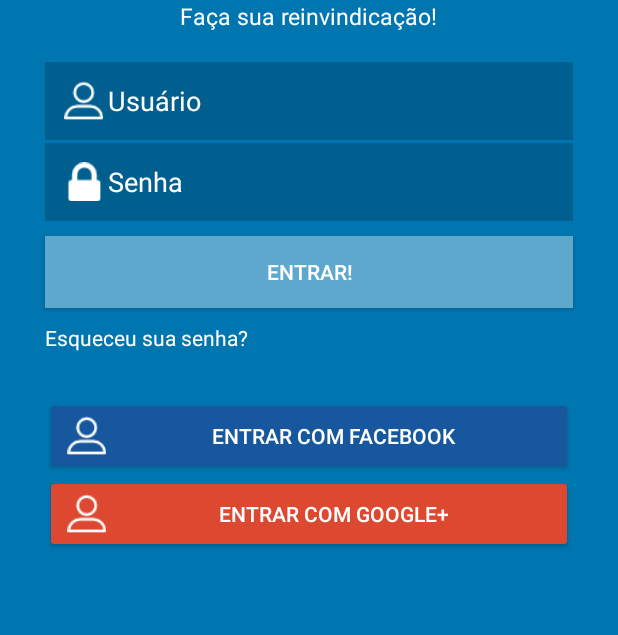
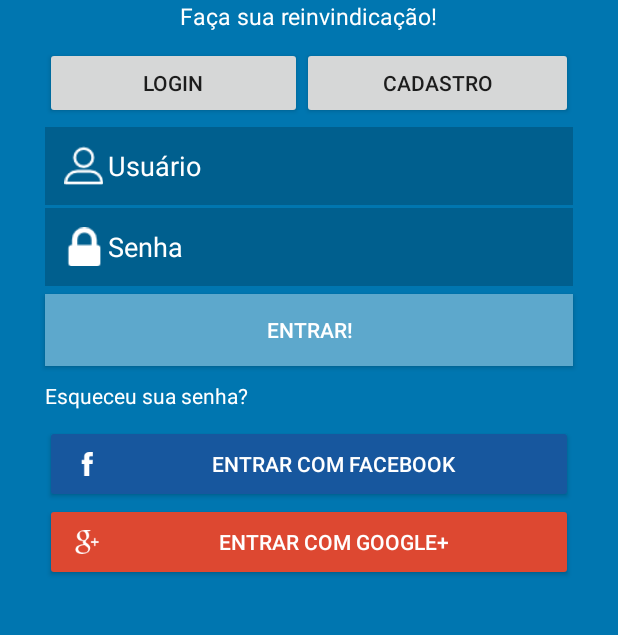
Before and after one commit to alberton95/InfraAPP, an Android app: the LoginActivity screen opened directly, with no data from a screen before it, on a phone screen of 412 x 824 dp, the part 237-872 px from its top. Run offline under Robolectric (Android 15) with nearby library versions, the phone set to English and light mode, and no system bars.

Commit message:
v3
Imagens alteradas para melhorar o desempenho, e mudanças na tela de Login.

```diff
--- a/app/src/main/res/layout/activity_login.xml
+++ b/app/src/main/res/layout/activity_login.xml
@@ -49,6 +49,36 @@
 
             </LinearLayout>
 
+            <TableLayout
+                android:id="@+id/tableLayout1"
+                android:layout_width="fill_parent"
+                android:layout_height="wrap_content"
+                android:layout_marginTop="10dp"
+                android:stretchColumns="0,1">
+
+                <TableRow
+                    android:id="@+id/tableRow1"
+                    android:layout_width="match_parent"
+                    android:layout_height="wrap_content">
+
+                    <Button
+                        android:layout_marginLeft="30dp"
+                        android:text="@string/btLoguin"
+                        android:id="@+id/textView1"
+                        android:layout_column="0">
+                    </Button>
+
+                    <Button
+                        android:text="@string/btCadastro"
+                        android:layout_marginRight="30dp"
+                        android:id="@+id/textView2"
+                        android:layout_column="1">
+                    </Button>
+
+                </TableRow>
+
+            </TableLayout>
+
             <LinearLayout
                 android:layout_width="match_parent"
                 android:layout_height="wrap_content"
@@ -63,7 +93,7 @@
                     android:layout_width="match_parent"
                     android:layout_height="wrap_content"
                     android:layout_gravity="center"
-                    android:layout_marginTop="20dp"
+                    android:layout_marginTop="5dp"
                     android:textColor="@color/textUsuario"
                     android:hint="@string/tvUsuario"
                     android:textColorHint="@color/textUsuario"
@@ -93,7 +123,7 @@
                     android:layout_height="wrap_content"
                     android:id="@+id/btEnviar"
                     android:text="@string/btEnviar"
-                    android:layout_marginTop="10dp"
+                    android:layout_marginTop="5dp"
                     android:layout_marginLeft="30dp"
                     android:background="@color/btEnviar"
                     android:textColor="@color/btTextEnviar"
@@ -102,7 +132,7 @@
                 <LinearLayout
                     android:layout_width="match_parent"
                     android:layout_height="wrap_content"
-                    android:orientation="vertical">
+                    android:orientation="horizontal">
                     <TextView
                         android:layout_marginTop="10dp"
                         android:layout_marginLeft="30dp"
@@ -119,22 +149,21 @@
                     android:orientation="vertical">
 
                     <Button
-                        android:drawableStart="@drawable/ic_profile"
-                        android:drawableLeft="@drawable/ic_profile"
+                        android:drawableStart="@drawable/ic_facebook_letter_logo"
+                        android:drawableLeft="@drawable/ic_facebook_letter_logo"
                         android:id="@+id/btFacebook"
                         android:layout_width="match_parent"
                         android:layout_height="wrap_content"
                         android:layout_marginLeft="30dp"
                         android:layout_marginRight="30dp"
-                        android:layout_marginTop="30dp"
-                        android:onClick="loginFacebook"
+                        android:layout_marginTop="10dp"
                         android:text="@string/btLoginFacebook"
                         android:backgroundTint="@color/btFacebook"
                         android:textColor="@color/btTextEnviar" />
 
                     <Button
-                        android:drawableStart="@drawable/ic_profile"
-                        android:drawableLeft="@drawable/ic_profile"
+                        android:drawableStart="@drawable/ic_google_plus_logo"
+                        android:drawableLeft="@drawable/ic_google_plus_logo"
                         android:id="@+id/btGoogle"
                         android:layout_width="match_parent"
                         android:layout_height="wrap_content"
--- a/app/src/main/res/values/strings.xml
+++ b/app/src/main/res/values/strings.xml
@@ -115,7 +115,8 @@
 
     <!-- Tela de Loguin -->
     <string name="btEnviar">ENTRAR!</string>
-    <string name="btCriarConta">Cadastre-se</string>
+    <string name="btLoguin">Login</string>
+    <string name="btCadastro">Cadastro</string>
     <string name="tvUsuario">Usuário</string>
     <string name="tvSenha">Senha</string>
     <string name="slogan">Faça sua reinvindicação!</string>
```
Also changed, not shown: app/src/main/res/drawable-hdpi/ic_facebook_letter_logo.png (added), app/src/main/res/drawable-hdpi/ic_google_plus_logo.png (added), app/src/main/res/drawable-mdpi/ic_facebook_letter_logo.png (added), app/src/main/res/drawable-mdpi/ic_google_plus_logo.png (added), app/src/main/res/drawable-xhdpi/ic_facebook_letter_logo.png (added), app/src/main/res/drawable-xhdpi/ic_google_plus_logo.png (added), app/src/main/res/drawable-xxhdpi/ic_facebook_letter_logo.png (added), app/src/main/res/drawable-xxhdpi/ic_google_plus_logo.png (added), app/src/main/res/drawable/buraco1.jpg, app/src/main/res/drawable/buraco4.jpg, app/src/main/res/drawable/buraco6.jpg, app/src/main/res/drawable/buraco7.jpg.
